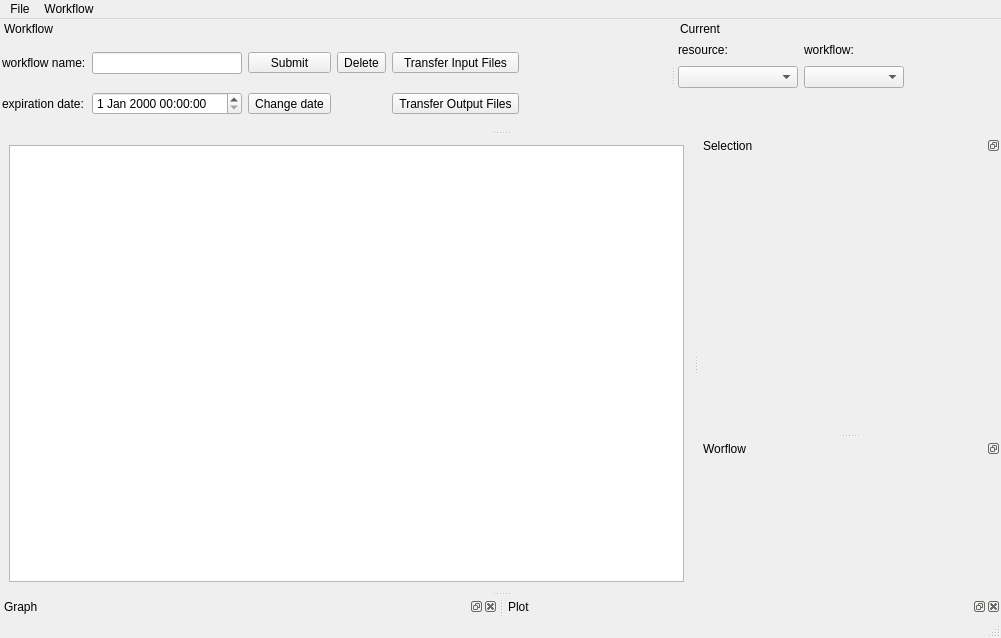
Qt form python/soma/jobs/gui/WorkflowMainWindow.ui (populse/soma-workflow) before a commit.
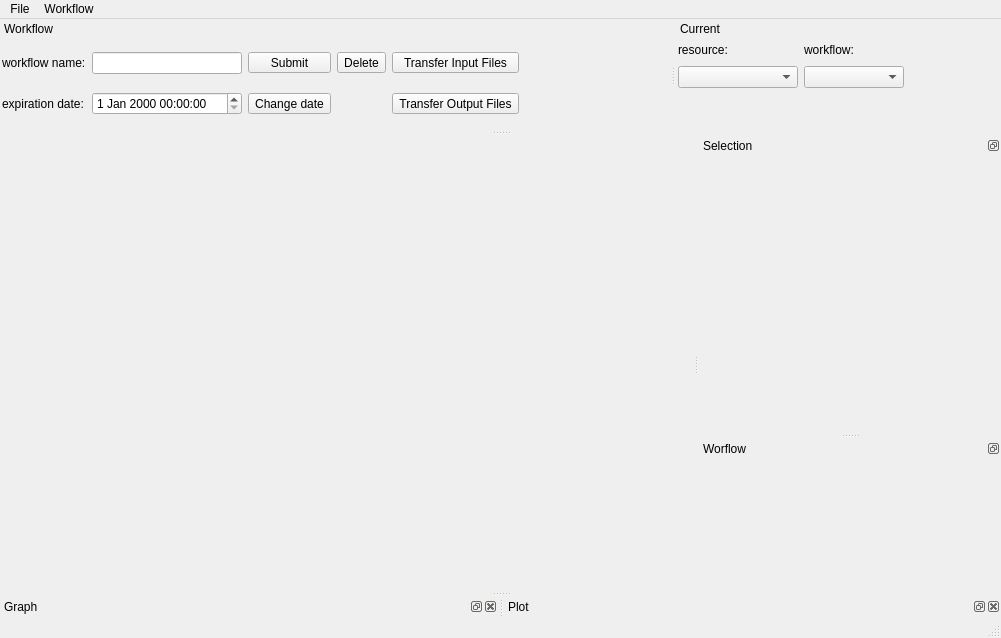
The same form after that commit.

Commit message: GUI: The automatic update of the tree view is back.

The edit to the form file:
```diff
--- a/python/soma/jobs/gui/WorkflowMainWindow.ui
+++ b/python/soma/jobs/gui/WorkflowMainWindow.ui
@@ -22,17 +22,7 @@
   <property name="dockOptions">
    <set>QMainWindow::AllowTabbedDocks|QMainWindow::AnimatedDocks</set>
   </property>
-  <widget class="QWidget" name="centralwidget">
-   <layout class="QHBoxLayout" name="horizontalLayout_2">
-    <item>
-     <widget class="QTreeView" name="treeView">
-      <attribute name="headerVisible">
-       <bool>false</bool>
-      </attribute>
-     </widget>
-    </item>
-   </layout>
-  </widget>
+  <widget class="QWidget" name="centralwidget"/>
   <widget class="QMenuBar" name="menubar">
    <property name="geometry">
     <rect>
```
Left out of the diff: 1 changed line with no effect on the pictures. The commit also changes 1 other file.
